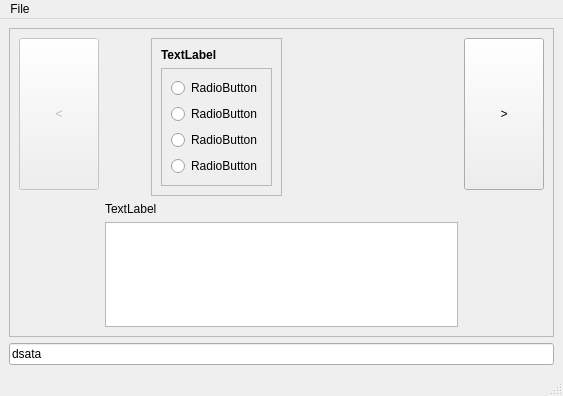
Qt form src/view/questions_view.ui (RyotaUnzai/EnglishLeaner) before a commit.
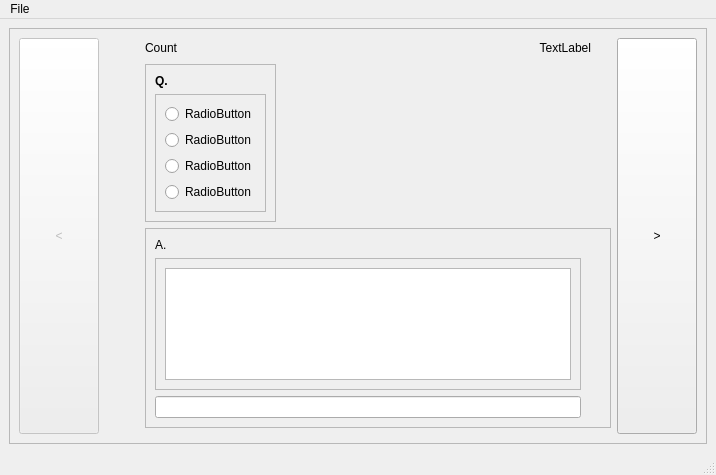
The same form after that commit.

Diff of the .ui file:
```diff
--- a/src/view/questions_view.ui
+++ b/src/view/questions_view.ui
@@ -6,8 +6,8 @@
    <rect>
     <x>0</x>
     <y>0</y>
-    <width>563</width>
-    <height>396</height>
+    <width>716</width>
+    <height>441</height>
    </rect>
   </property>
   <property name="windowTitle">
@@ -15,13 +15,6 @@
   </property>
   <widget class="QWidget" name="centralwidget">
    <layout class="QGridLayout" name="gridLayout">
-    <item row="8" column="0">
-     <widget class="QLineEdit" name="lineEditAnswer">
-      <property name="text">
-       <string>dsata</string>
-      </property>
-     </widget>
-    </item>
     <item row="0" column="0">
      <widget class="QFrame" name="frame_3">
       <property name="frameShape">
@@ -31,49 +24,89 @@
        <enum>QFrame::Raised</enum>
       </property>
       <layout class="QGridLayout" name="gridLayout_2">
-       <item row="0" column="3" rowspan="2">
-        <spacer name="horizontalSpacer_2">
-         <property name="orientation">
-          <enum>Qt::Horizontal</enum>
-         </property>
-         <property name="sizeHint" stdset="0">
-          <size>
-           <width>40</width>
-           <height>20</height>
-          </size>
-         </property>
-        </spacer>
-       </item>
-       <item row="0" column="4">
-        <widget class="QPushButton" name="pushButtonNext">
+       <item row="3" column="2" colspan="2">
+        <widget class="QFrame" name="frame_4">
          <property name="sizePolicy">
-          <sizepolicy hsizetype="Minimum" vsizetype="Expanding">
+          <sizepolicy hsizetype="Expanding" vsizetype="Fixed">
            <horstretch>0</horstretch>
            <verstretch>0</verstretch>
           </sizepolicy>
          </property>
-         <property name="text">
-          <string>&gt;</string>
+         <property name="maximumSize">
+          <size>
+           <width>16777215</width>
+           <height>200</height>
+          </size>
          </property>
+         <property name="frameShape">
+          <enum>QFrame::StyledPanel</enum>
+         </property>
+         <property name="frameShadow">
+          <enum>QFrame::Raised</enum>
+         </property>
+         <layout class="QGridLayout" name="gridLayout_3">
+          <item row="3" column="0">
+           <widget class="QLineEdit" name="lineEditAnswer">
+            <property name="text">
+             <string/>
+            </property>
+           </widget>
+          </item>
+          <item row="0" column="0">
+           <widget class="QLabel" name="labelResult">
+            <property name="text">
+             <string>A.</string>
+            </property>
+           </widget>
+          </item>
+          <item row="2" column="0">
+           <spacer name="verticalSpacer_2">
+            <property name="orientation">
+             <enum>Qt::Vertical</enum>
+            </property>
+            <property name="sizeHint" stdset="0">
+             <size>
+              <width>20</width>
+              <height>40</height>
+             </size>
+            </property>
+           </spacer>
+          </item>
+          <item row="1" column="0">
+           <widget class="QFrame" name="frame_5">
+            <property name="frameShape">
+             <enum>QFrame::StyledPanel</enum>
+            </property>
+            <property name="frameShadow">
+             <enum>QFrame::Raised</enum>
+            </property>
+            <layout class="QHBoxLayout" name="horizontalLayout">
+             <item>
+              <widget class="QTextEdit" name="textEditExplanation"/>
+             </item>
+            </layout>
+           </widget>
+          </item>
+          <item row="0" column="1" rowspan="2">
+           <spacer name="verticalSpacer">
+            <property name="orientation">
+             <enum>Qt::Vertical</enum>
+            </property>
+            <property name="sizeType">
+             <enum>QSizePolicy::Fixed</enum>
+            </property>
+            <property name="sizeHint" stdset="0">
+             <size>
+              <width>20</width>
+              <height>200</height>
+             </size>
+            </property>
+           </spacer>
+          </item>
+         </layout>
         </widget>
        </item>
-       <item row="0" column="1">
-        <spacer name="horizontalSpacer">
-         <property name="orientation">
-          <enum>Qt::Horizontal</enum>
-         </property>
-         <property name="sizeType">
-          <enum>QSizePolicy::Fixed</enum>
-         </property>
-         <property name="sizeHint" stdset="0">
-          <size>
-           <width>40</width>
-           <height>20</height>
-          </size>
-         </property>
-        </spacer>
-       </item>
-       <item row="0" column="2" rowspan="2">
+       <item row="1" column="2" rowspan="2">
         <widget class="QFrame" name="frame">
          <property name="frameShape">
           <enum>QFrame::StyledPanel</enum>
@@ -91,7 +124,7 @@
              </font>
             </property>
             <property name="text">
-             <string>TextLabel</string>
+             <string>Q.</string>
             </property>
            </widget>
           </item>
@@ -138,7 +171,86 @@
          </layout>
         </widget>
        </item>
-       <item row="0" column="0">
+       <item row="1" column="3" rowspan="2">
+        <spacer name="horizontalSpacer_2">
+         <property name="orientation">
+          <enum>Qt::Horizontal</enum>
+         </property>
+         <property name="sizeHint" stdset="0">
+          <size>
+           <width>40</width>
+           <height>20</height>
+          </size>
+         </property>
+        </spacer>
+       </item>
+       <item row="1" column="1">
+        <spacer name="horizontalSpacer">
+         <property name="orientation">
+          <enum>Qt::Horizontal</enum>
+         </property>
+         <property name="sizeType">
+          <enum>QSizePolicy::Fixed</enum>
+         </property>
+         <property name="sizeHint" stdset="0">
+          <size>
+           <width>40</width>
+           <height>20</height>
+          </size>
+         </property>
+        </spacer>
+       </item>
+       <item row="0" column="2" colspan="2">
+        <layout class="QHBoxLayout" name="horizontalLayout_2">
+         <item>
+          <widget class="QLabel" name="labelCount">
+           <property name="text">
+            <string>Count</string>
+           </property>
+          </widget>
+         </item>
+         <item>
+          <widget class="QLabel" name="labelCurrentNumber">
+           <property name="text">
+            <string>TextLabel</string>
+           </property>
+           <property name="alignment">
+            <set>Qt::AlignRight|Qt::AlignTrailing|Qt::AlignVCenter</set>
+           </property>
+          </widget>
+         </item>
+         <item>
+          <spacer name="horizontalSpacer_3">
+           <property name="orientation">
+            <enum>Qt::Horizontal</enum>
+           </property>
+           <property name="sizeType">
+            <enum>QSizePolicy::Fixed</enum>
+           </property>
+           <property name="sizeHint" stdset="0">
+            <size>
+             <width>20</width>
+             <height>20</height>
+            </size>
+           </property>
+          </spacer>
+         </item>
+        </layout>
+       </item>
+       <item row="0" column="4" rowspan="5">
+        <widget class="QPushButton" name="pushButtonNext">
+         <property name="sizePolicy">
+          <sizepolicy hsizetype="Minimum" vsizetype="Expanding">
+           <horstretch>0</horstretch>
+           <verstretch>0</verstretch>
+          </sizepolicy>
+         </property>
+         <property name="text">
+          <string>&gt;</string>
+         </property>
+        </widget>
+       </item>
+       <item row="0" column="0" rowspan="5">
         <widget class="QPushButton" name="pushButtonPrev">
          <property name="enabled">
           <bool>false</bool>
@@ -154,32 +266,9 @@
          </property>
         </widget>
        </item>
-       <item row="3" column="1" colspan="3">
-        <widget class="QTextEdit" name="textEditExplanation"/>
-       </item>
-       <item row="2" column="1" colspan="3">
-        <widget class="QLabel" name="label">
-         <property name="text">
-          <string>TextLabel</string>
-         </property>
-        </widget>
-       </item>
       </layout>
      </widget>
     </item>
-    <item row="7" column="0">
-     <spacer name="verticalSpacer">
-      <property name="orientation">
-       <enum>Qt::Vertical</enum>
-      </property>
-      <property name="sizeHint" stdset="0">
-       <size>
-        <width>20</width>
-        <height>40</height>
-       </size>
-      </property>
-     </spacer>
-    </item>
    </layout>
   </widget>
   <widget class="QMenuBar" name="menubar">
@@ -187,7 +276,7 @@
     <rect>
      <x>0</x>
      <y>0</y>
-     <width>563</width>
+     <width>716</width>
      <height>21</height>
     </rect>
    </property>
```
